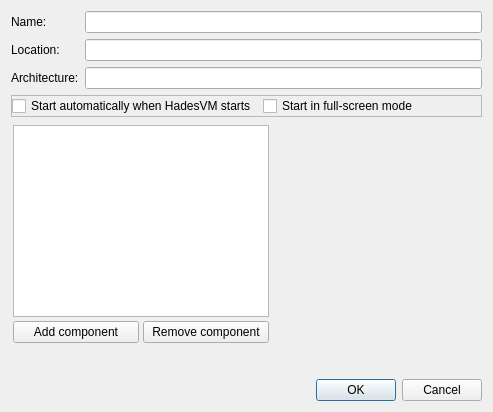
The window that src.qt/hadesvm-gui/ConfigureVirtualApplianceDialog.ui (akapustiatyahoocouk/hadesvm) describes before a commit, drawn with Qt 5.
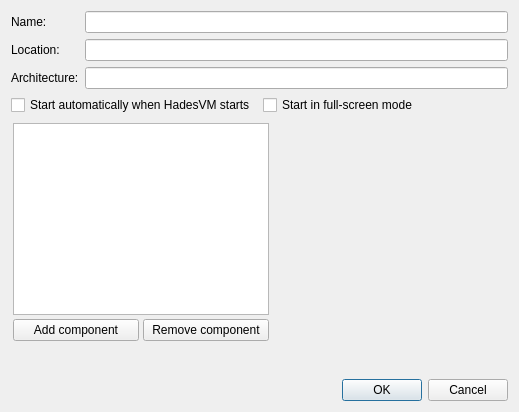
The same window after the commit. Icons and pictures are not drawn.

Diff of the .ui file:
```diff
--- a/src.qt/hadesvm-gui/ConfigureVirtualApplianceDialog.ui
+++ b/src.qt/hadesvm-gui/ConfigureVirtualApplianceDialog.ui
@@ -9,7 +9,7 @@
    <rect>
     <x>0</x>
     <y>0</y>
-    <width>493</width>
+    <width>519</width>
     <height>412</height>
    </rect>
   </property>
@@ -58,10 +58,13 @@
    <item row="3" column="0" colspan="2">
     <widget class="QFrame" name="generalPropertiesFrame">
      <property name="frameShape">
-      <enum>QFrame::StyledPanel</enum>
+      <enum>QFrame::NoFrame</enum>
      </property>
      <property name="frameShadow">
-      <enum>QFrame::Raised</enum>
+      <enum>QFrame::Plain</enum>
+     </property>
+     <property name="lineWidth">
+      <number>0</number>
      </property>
      <layout class="QGridLayout" name="gridLayout">
       <property name="leftMargin">
@@ -105,7 +108,10 @@
       <enum>QFrame::NoFrame</enum>
      </property>
      <property name="frameShadow">
-      <enum>QFrame::Raised</enum>
+      <enum>QFrame::Plain</enum>
+     </property>
+     <property name="lineWidth">
+      <number>0</number>
      </property>
      <layout class="QGridLayout" name="gridLayout_2">
       <property name="sizeConstraint">
```
